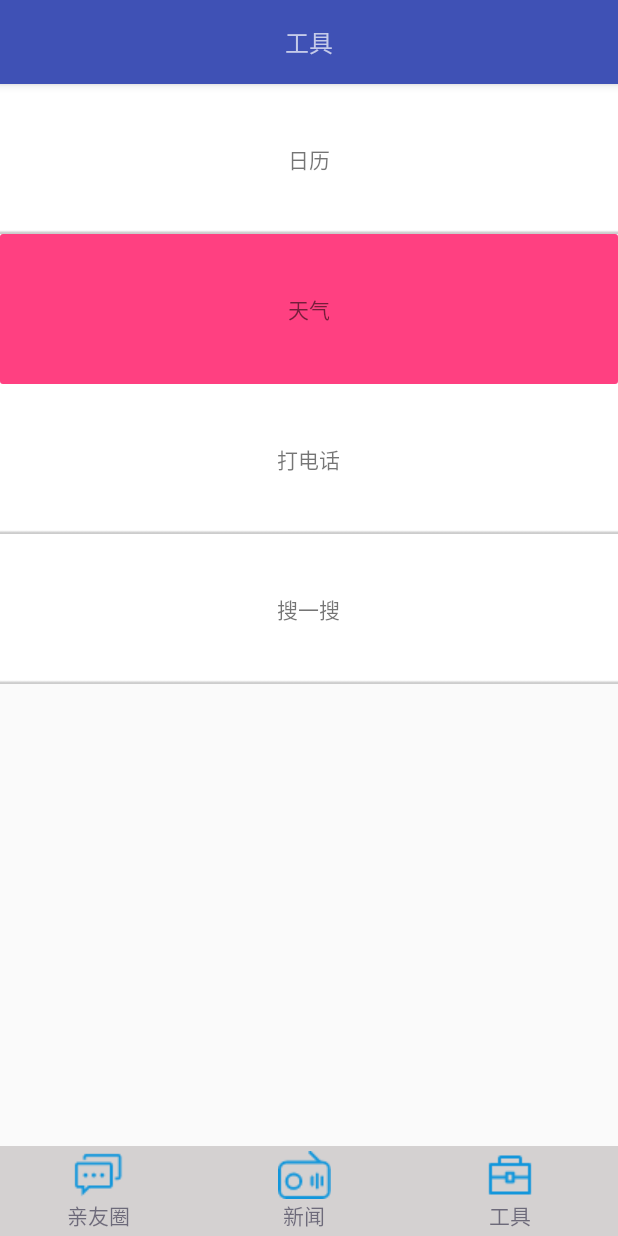
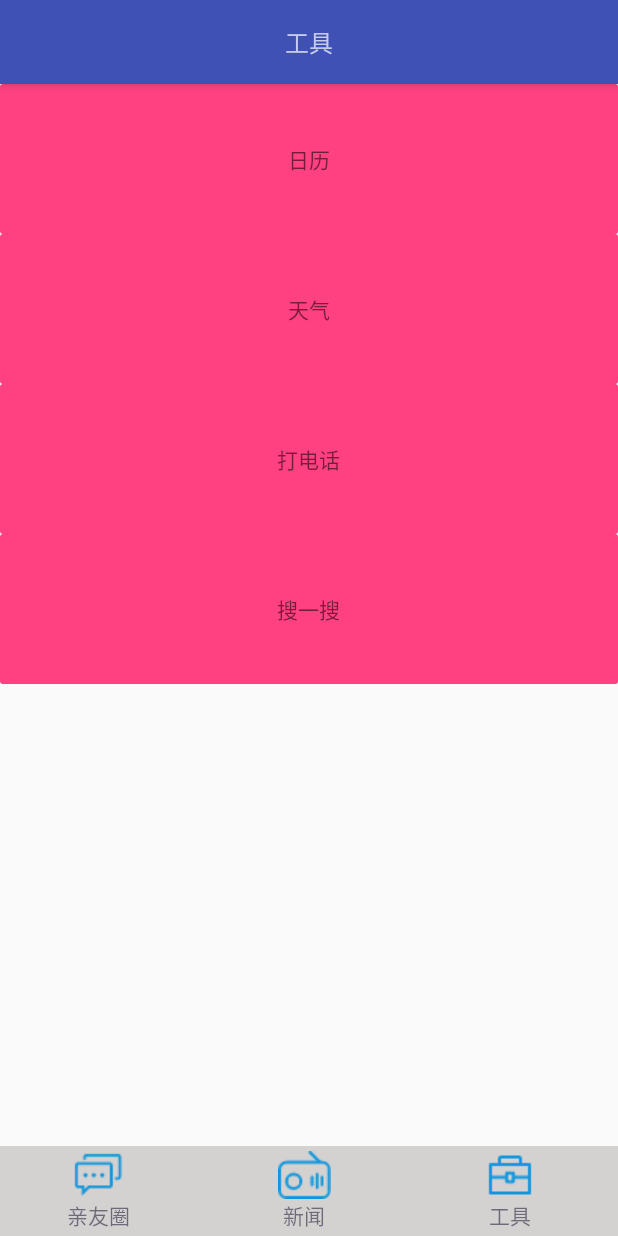
Before and after one commit to houyi19/familychat, an Android app: the screen it shows after launch (FCMainActivity), item 3 of the bottom bar chosen, on a phone screen of 412 x 824 dp. Run offline under Robolectric (Android 15) with nearby library versions, the light colour scheme and no system bars.

Commit message:
add shape bg state

```diff
--- /dev/null
+++ b/app/src/main/res/drawable/shape_press.xml
@@ -0,0 +1,9 @@
+<?xml version="1.0" encoding="utf-8"?>
+<selector xmlns:android="http://schemas.android.com/apk/res/android">
+
+
+    <item android:drawable="@drawable/shape_tool_container_bg_press" android:state_pressed="true"/>
+
+    <item android:drawable="@drawable/shape_tool_container_bg_normal" />
+
+</selector>
--- /dev/null
+++ b/app/src/main/res/drawable/shape_tool_container_bg_press.xml
@@ -0,0 +1,10 @@
+<?xml version="1.0" encoding="utf-8"?>
+<shape xmlns:android="http://schemas.android.com/apk/res/android"
+    android:shape="rectangle">
+
+    <corners android:radius="2dp"/>
+
+    <stroke android:color="#aeabab"/>
+
+    <solid android:color="#aeabab"/>
+</shape>
--- a/app/src/main/res/layout/frag_tool_container.xml
+++ b/app/src/main/res/layout/frag_tool_container.xml
@@ -14,7 +14,7 @@
             android:id="@+id/frag_tool_container_cal"
             android:layout_width="match_parent"
             android:layout_height="100dp"
-            android:background="@drawable/tool_group_background"
+            android:background="@drawable/shape_press"
             android:gravity="center">
 
             <TextView
@@ -29,7 +29,7 @@
             android:id="@+id/frag_tool_container_weather"
             android:layout_width="match_parent"
             android:layout_height="100dp"
-            android:background="@drawable/shape_tool_container_bg"
+            android:background="@drawable/shape_press"
             android:gravity="center">
 
             <TextView
@@ -44,7 +44,7 @@
             android:id="@+id/frag_tool_container_call"
             android:layout_width="match_parent"
             android:layout_height="100dp"
-            android:background="@drawable/tool_group_background"
+            android:background="@drawable/shape_press"
             android:gravity="center">
 
             <TextView
@@ -59,7 +59,7 @@
             android:id="@+id/frag_tool_container_research"
             android:layout_width="match_parent"
             android:layout_height="100dp"
-            android:background="@drawable/tool_group_background"
+            android:background="@drawable/shape_press"
             android:gravity="center">
 
             <TextView
```
Also changed, not shown: app/src/main/java/com/study/familychat/WebActivity.java (+29 -2 lines), app/src/main/res/layout/activity_web.xml (+35 -5 lines), app/src/main/res/drawable/shape_tool_container_bg_normal.xml (renamed from app/src/main/res/drawable/shape_tool_container_bg.xml).
